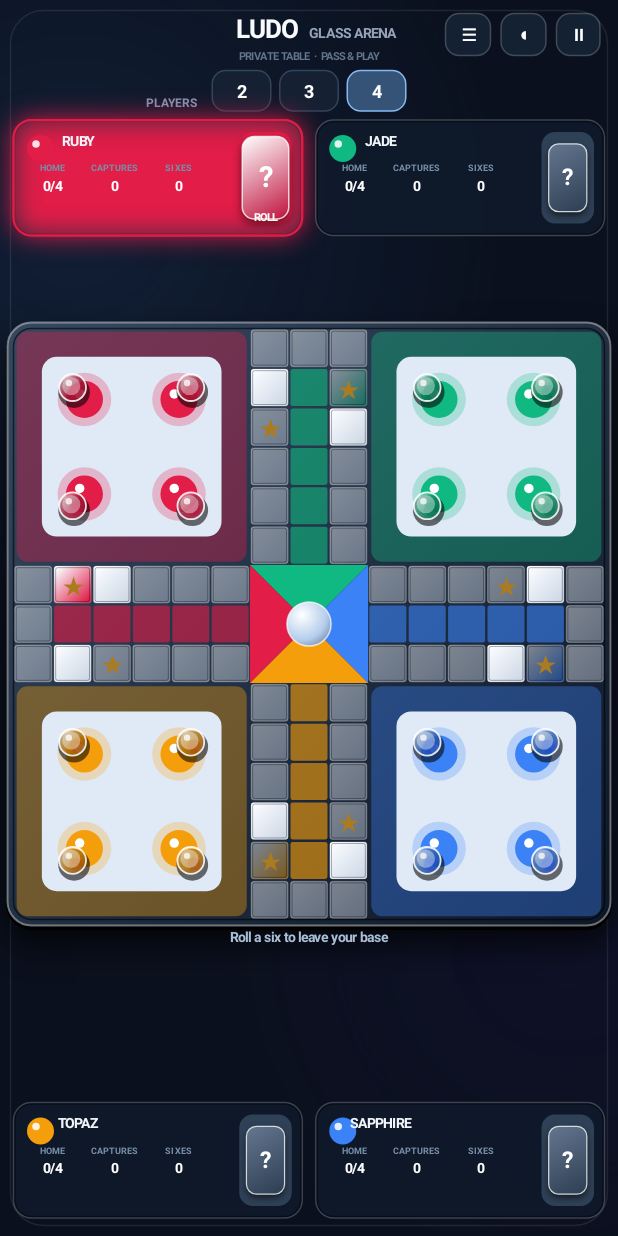
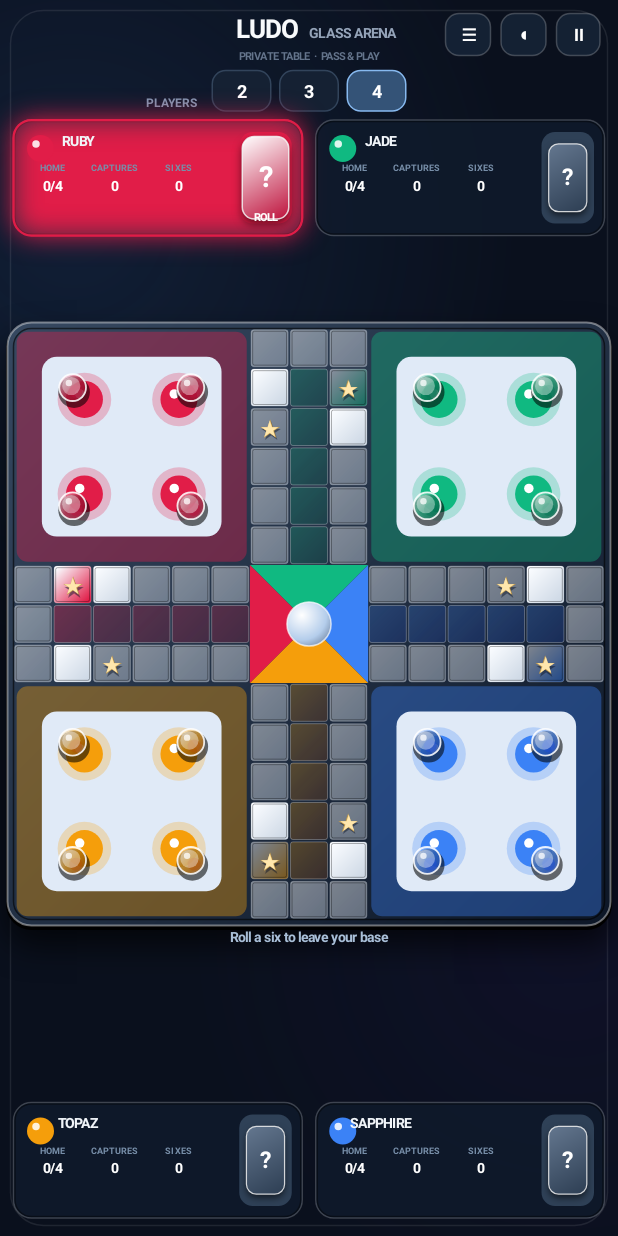
Before and after one commit to aloopatty/tame, an Android app: the screen it shows after launch (MainActivity), on a phone screen of 412 x 824 dp. Run offline under Robolectric (Android 15) with nearby library versions, the phone set to English and light mode, and no system bars.

Commit message:
Polish jewel home lanes and embossed safe-zone markers

```diff
--- a/android/app/src/main/java/com/ludoglassarena/LudoView.java
+++ b/android/app/src/main/java/com/ludoglassarena/LudoView.java
@@ -98,8 +98,8 @@ public class LudoView extends View {
         int[][] zone={{0,0},{0,9},{9,9},{9,0}};
         for(int i=0;i<4;i++){float l=x+zone[i][1]*cell,t=y+zone[i][0]*cell;fill(c,alpha(colors[i],95),l+cell*.08f,t+cell*.08f,l+cell*5.92f,t+cell*5.92f,cell*.28f);fill(c,Color.rgb(224,234,247),l+cell*.72f,t+cell*.72f,l+cell*5.28f,t+cell*5.28f,cell*.38f);
             for(int j=0;j<4;j++){float cx=l+cell*(1.8f+(j%2)*2.4f),cy=t+cell*(1.8f+(j/2)*2.4f);p.setColor(alpha(colors[i],65));c.drawCircle(cx,cy,cell*.68f,p);p.setColor(colors[i]);c.drawCircle(cx,cy,cell*.47f,p);p.setColor(Color.WHITE);c.drawCircle(cx-cell*.12f,cy-cell*.14f,cell*.12f,p);}}
-        for(int i=0;i<52;i++){float[] q=xy(path[i][0],path[i][1]);int col=Color.rgb(232,237,244);if(i==0)col=colors[0];if(i==13)col=colors[1];if(i==26)col=colors[2];if(i==39)col=colors[3];p.setShader(new LinearGradient(q[0]-cell*.4f,q[1]-cell*.4f,q[0]+cell*.4f,q[1]+cell*.4f,Color.rgb(250,252,255),col==Color.rgb(232,237,244)?Color.rgb(205,216,229):col,Shader.TileMode.CLAMP));c.drawRoundRect(q[0]-cell*.47f,q[1]-cell*.47f,q[0]+cell*.47f,q[1]+cell*.47f,cell*.07f,cell*.07f,p);p.setShader(null);stroke(c,Color.argb(65,255,255,255),dp(.5f),q[0]-cell*.47f,q[1]-cell*.47f,q[0]+cell*.47f,q[1]+cell*.47f,cell*.07f);stroke(c,Color.argb(110,0,0,0),dp(.5f),q[0]-cell*.43f,q[1]-cell*.43f,q[0]+cell*.43f,q[1]+cell*.43f,cell*.05f);if(isSafe(i))text(c,"★",q[0],q[1]+cell*.23f,cell*.58f,Color.rgb(171,123,32),true);}
-        for(int a=0;a<4;a++)for(int j=0;j<6;j++){float[] q=xy(lanes[a][j][0],lanes[a][j][1]);fill(c,alpha(colors[a],j==5?235:155),q[0]-cell*.47f,q[1]-cell*.47f,q[0]+cell*.47f,q[1]+cell*.47f,cell*.06f);}
+        for(int i=0;i<52;i++){float[] q=xy(path[i][0],path[i][1]);int col=Color.rgb(232,237,244);if(i==0)col=colors[0];if(i==13)col=colors[1];if(i==26)col=colors[2];if(i==39)col=colors[3];p.setShader(new LinearGradient(q[0]-cell*.4f,q[1]-cell*.4f,q[0]+cell*.4f,q[1]+cell*.4f,Color.rgb(250,252,255),col==Color.rgb(232,237,244)?Color.rgb(205,216,229):col,Shader.TileMode.CLAMP));c.drawRoundRect(q[0]-cell*.47f,q[1]-cell*.47f,q[0]+cell*.47f,q[1]+cell*.47f,cell*.07f,cell*.07f,p);p.setShader(null);stroke(c,Color.argb(65,255,255,255),dp(.5f),q[0]-cell*.47f,q[1]-cell*.47f,q[0]+cell*.47f,q[1]+cell*.47f,cell*.07f);stroke(c,Color.argb(110,0,0,0),dp(.5f),q[0]-cell*.43f,q[1]-cell*.43f,q[0]+cell*.43f,q[1]+cell*.43f,cell*.05f);if(isSafe(i)){text(c,"★",q[0]+dp(.6f),q[1]+cell*.25f+dp(1),cell*.56f,Color.argb(130,15,23,42),true);text(c,"★",q[0],q[1]+cell*.22f,cell*.56f,Color.rgb(197,156,76),true);text(c,"★",q[0]-dp(.5f),q[1]+cell*.20f,cell*.48f,Color.rgb(255,231,173),true);}}
+        for(int a=0;a<4;a++)for(int j=0;j<6;j++){float[] q=xy(lanes[a][j][0],lanes[a][j][1]);p.setShader(new LinearGradient(q[0]-cell*.4f,q[1]-cell*.4f,q[0]+cell*.4f,q[1]+cell*.4f,alpha(colors[a],j==5?245:205),alpha(colorDeep[a],j==5?245:170),Shader.TileMode.CLAMP));c.drawRoundRect(q[0]-cell*.47f,q[1]-cell*.47f,q[0]+cell*.47f,q[1]+cell*.47f,cell*.06f,cell*.06f,p);p.setShader(null);stroke(c,Color.argb(80,255,255,255),dp(.6f),q[0]-cell*.47f,q[1]-cell*.47f,q[0]+cell*.47f,q[1]+cell*.47f,cell*.06f);}
         Path tri=new Path();float cx=x+7.5f*cell,cy=y+7.5f*cell;
         tri.moveTo(x+6*cell,y+6*cell);tri.lineTo(x+9*cell,y+6*cell);tri.lineTo(cx,cy);tri.close();p.setColor(colors[1]);c.drawPath(tri,p);
         tri.reset();tri.moveTo(x+9*cell,y+6*cell);tri.lineTo(x+9*cell,y+9*cell);tri.lineTo(cx,cy);tri.close();p.setColor(colors[2]);c.drawPath(tri,p);
```
